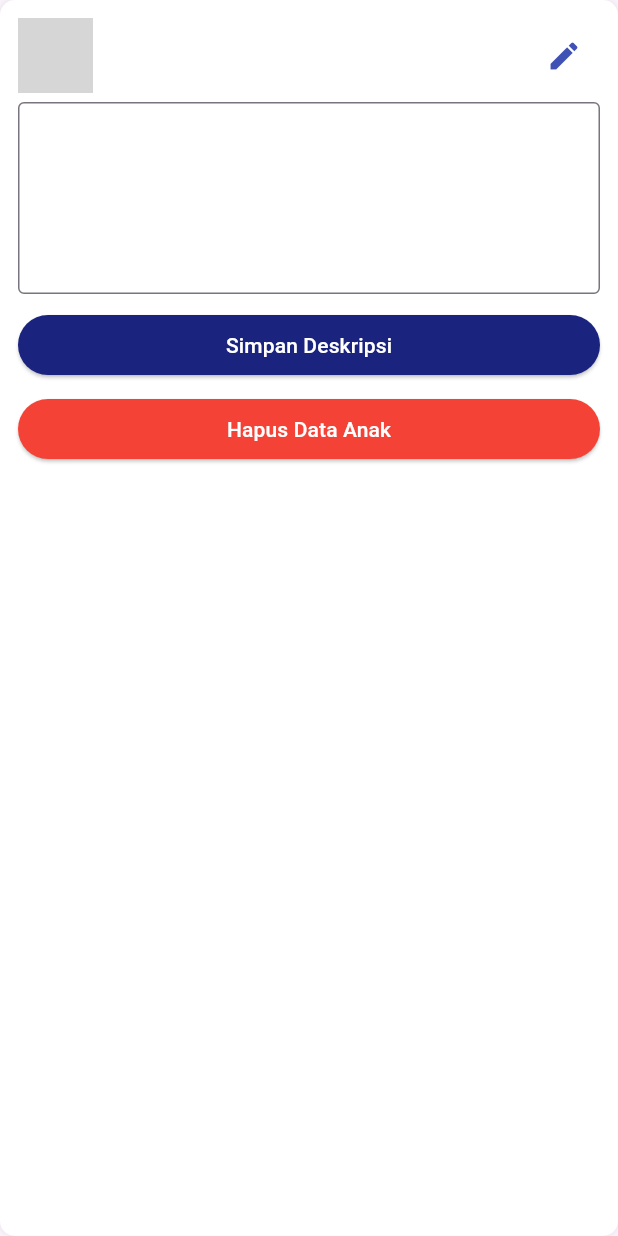
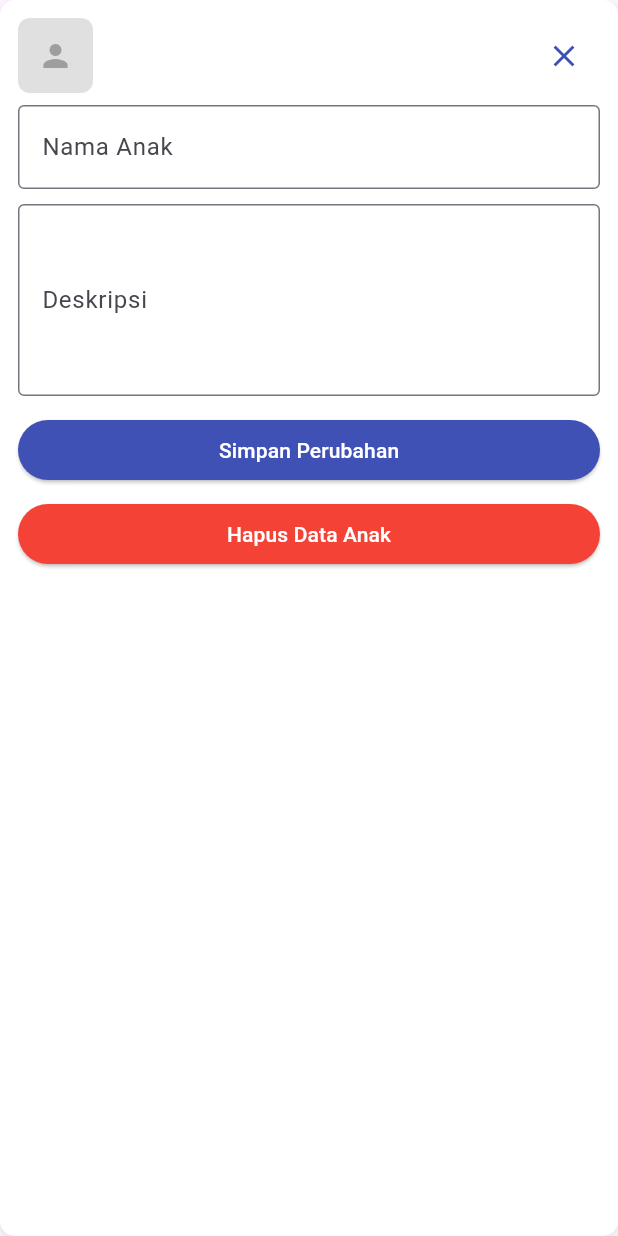
Before and after one commit to dimastianaji/budi_rahayu_care_app, a Flutter app: the AdminChildCard widget shown alone on an empty page, opened directly with empty values, after a tap on the "edit" icon, on a phone screen of 412 x 824 dp. Run offline on Flutter 3.47's test engine with Material 3 defaults, Android fonts, the phone set to English and light mode, and no system bars; our stand-ins replace flutter_dotenv, image_picker, supabase_flutter; accounts and stored records are empty; grey boxes are pictures that could not be loaded.

Commit message:
feat(children): update children table fields and sync admin CRUD implementation

```diff
--- a/lib/admin/children/model/child_model.dart
+++ /dev/null
@@ -1,11 +0,0 @@
-class ChildModel {
-  String name;
-  String description;
-  String photoUrl;
-
-  ChildModel({
-    required this.name,
-    required this.description,
-    required this.photoUrl,
-  });
-}
--- /dev/null
+++ b/lib/admin/children/models/child_model.dart
@@ -0,0 +1,25 @@
+class ChildModel {
+  final String id;
+  final String name;
+  final String description;
+  final String? photoUrl;
+  final DateTime createdAt;
+
+  ChildModel({
+    required this.id,
+    required this.name,
+    required this.description,
+    this.photoUrl,
+    required this.createdAt,
+  });
+
+  factory ChildModel.fromJson(Map<String, dynamic> json) {
+    return ChildModel(
+      id: json['id'],
+      name: json['name'],
+      description: json['description'],
+      photoUrl: json['photo_url'],
+      createdAt: DateTime.parse(json['created_at']),
+    );
+  }
+}
--- a/lib/admin/children/view/admin_child_card.dart
+++ b/lib/admin/children/view/admin_child_card.dart
@@ -1,11 +1,12 @@
-import 'dart:io';
 import 'package:flutter/material.dart';
-import '../model/child_model.dart';
+import '../models/child_model.dart';
 
 class AdminChildCard extends StatefulWidget {
   final ChildModel childData;
+
+  /// kirim id + data baru ke parent
+  final void Function(String id, String name, String description) onEdit;
   final VoidCallback onDelete;
-  final VoidCallback onEdit;
 
   const AdminChildCard({
     super.key,
@@ -20,46 +21,62 @@ class AdminChildCard extends StatefulWidget {
 
 class _AdminChildCardState extends State<AdminChildCard> {
   bool _isExpanded = false;
-  late TextEditingController _descController;
+  late final TextEditingController _nameController;
+  late final TextEditingController _descController;
 
   @override
   void initState() {
     super.initState();
-    _descController = TextEditingController(text: widget.childData.description);
+    _nameController = TextEditingController(text: widget.childData.name);
+    _descController =
+        TextEditingController(text: widget.childData.description);
+  }
+
+  @override
+  void dispose() {
+    _nameController.dispose();
+    _descController.dispose();
+    super.dispose();
   }
 
   @override
   Widget build(BuildContext context) {
+    final photoUrl = widget.childData.photoUrl;
+
     return AnimatedContainer(
       duration: const Duration(milliseconds: 300),
       padding: const EdgeInsets.all(12),
       decoration: BoxDecoration(
         color: Colors.white,
         borderRadius: BorderRadius.circular(10),
-        boxShadow: const [BoxShadow(color: Colors.black12, blurRadius: 6)],
+        boxShadow: const [
+          BoxShadow(
+            color: Colors.black12,
+            blurRadius: 6,
+            offset: Offset(0, 2),
+          )
+        ],
       ),
       child: Column(
         crossAxisAlignment: CrossAxisAlignment.start,
         children: [
+          /// HEADER
           Row(
             children: [
               ClipRRect(
                 borderRadius: BorderRadius.circular(8),
-                child: widget.childData.photoUrl.startsWith('lib/')
-                    ? Image.asset(
-                        widget.childData.photoUrl,
+                child: photoUrl != null && photoUrl.isNotEmpty
+                    ? Image.network(
+                        photoUrl,
                         width: 50,
                         height: 50,
                         fit: BoxFit.cover,
+                        errorBuilder: (_, __, ___) => _imageFallback(),
                       )
-                    : Image.file(
-                        File(widget.childData.photoUrl),
-                        width: 50,
-                        height: 50,
-                        fit: BoxFit.cover,
-                      ),
+                    : _imageFallback(),
               ),
               const SizedBox(width: 10),
+
               Expanded(
                 child: Text(
                   widget.childData.name,
@@ -69,44 +86,70 @@ class _AdminChildCardState extends State<AdminChildCard> {
                   ),
                 ),
               ),
+
               IconButton(
-                icon: const Icon(Icons.edit, color: Colors.indigo),
-                onPressed: () => setState(() => _isExpanded = !_isExpanded),
+                icon: Icon(
+                  _isExpanded ? Icons.close : Icons.edit,
+                  color: Colors.indigo,
+                ),
+                onPressed: () =>
+                    setState(() => _isExpanded = !_isExpanded),
               ),
             ],
           ),
-          const SizedBox(height: 6),
+
+          const SizedBox(height: 8),
+
+          /// VIEW MODE
           if (!_isExpanded)
             Text(
               widget.childData.description,
-              maxLines: 2,
+              maxLines: 3,
               overflow: TextOverflow.ellipsis,
-              style: const TextStyle(fontSize: 14, color: Colors.black87),
+              style: const TextStyle(color: Colors.black87),
             ),
+
+          /// EDIT MODE
           if (_isExpanded) ...[
+            TextField(
+              controller: _nameController,
+              decoration: const InputDecoration(
+                labelText: 'Nama Anak',
+                border: OutlineInputBorder(),
+              ),
+            ),
+            const SizedBox(height: 10),
+
             TextField(
               controller: _descController,
               maxLines: 4,
               decoration: const InputDecoration(
+                labelText: 'Deskripsi',
                 border: OutlineInputBorder(),
               ),
             ),
-            const SizedBox(height: 10),
+            const SizedBox(height: 12),
+
             ElevatedButton(
               style: ElevatedButton.styleFrom(
-                backgroundColor: Colors.indigo.shade900,
+                backgroundColor: Colors.indigo,
                 foregroundColor: Colors.white,
                 minimumSize: const Size(double.infinity, 40),
               ),
               onPressed: () {
-                setState(() {
-                  widget.childData.description = _descController.text;
-                  _isExpanded = false;
-                });
+                widget.onEdit(
+                  widget.childData.id,
+                  _nameController.text.trim(),
+                  _descController.text.trim(),
+                );
+
+                setState(() => _isExpanded = false);
               },
-              child: const Text("Simpan Deskripsi"),
+              child: const Text("Simpan Perubahan"),
             ),
+
             const SizedBox(height: 8),
+
             ElevatedButton(
               style: ElevatedButton.styleFrom(
                 backgroundColor: Colors.red,
@@ -121,4 +164,17 @@ class _AdminChildCardState extends State<AdminChildCard> {
       ),
     );
   }
+
+  /// fallback jika foto kosong / error
+  Widget _imageFallback() {
+    return Container(
+      width: 50,
+      height: 50,
+      color: Colors.grey.shade300,
+      child: const Icon(
+        Icons.person,
+        color: Colors.grey,
+      ),
+    );
+  }
 }
```
Also changed, not shown: lib/admin/children/view/admin_children_page.dart (+160 -213 lines), lib/core/services/child_service.dart (added, +81 -0 lines).
